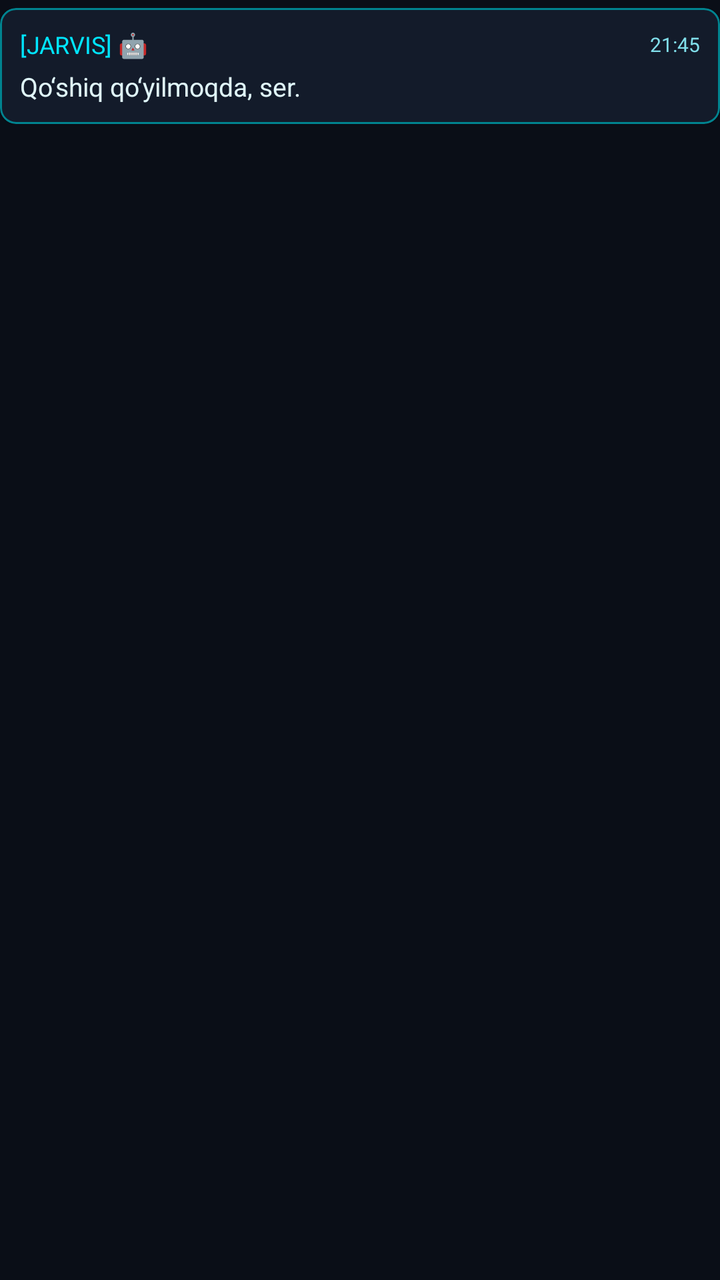
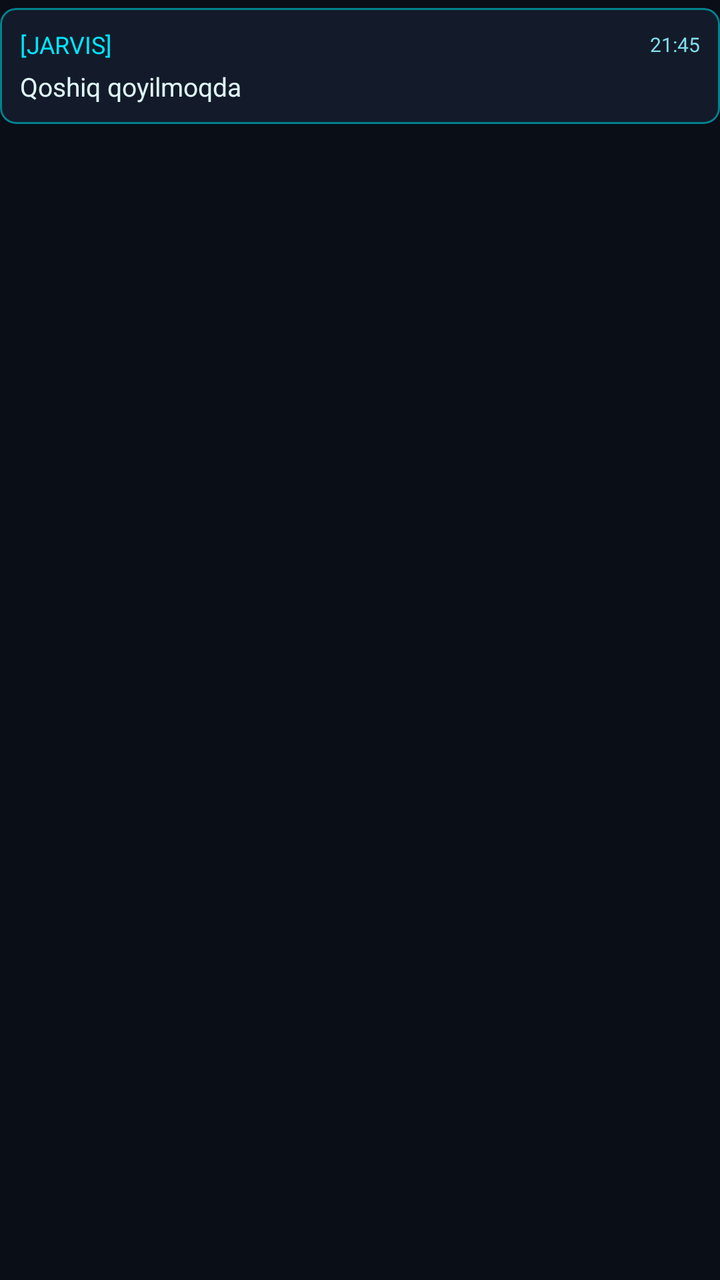

An Android layout rendered at two revisions. The XML below is the earlier revision; the diff shows what the commit changed to produce the second picture.
<!-- AndroidManifest.xml: application theme Theme.JarvisCompanion -->
<!-- res/layout/item_live_event.xml -->
<?xml version="1.0" encoding="utf-8"?>
<LinearLayout xmlns:android="http://schemas.android.com/apk/res/android"
    xmlns:app="http://schemas.android.com/apk/res-auto"
    android:layout_width="match_parent"
    android:layout_height="wrap_content"
    android:orientation="vertical"
    android:paddingVertical="4dp">

    <com.google.android.material.card.MaterialCardView
        android:id="@+id/cardContainer"
        android:layout_width="match_parent"
        android:layout_height="wrap_content"
        app:cardBackgroundColor="@color/jarvis_card"
        app:cardCornerRadius="8dp"
        app:strokeColor="@color/jarvis_dark_cyan"
        app:strokeWidth="1dp">

        <LinearLayout
            android:layout_width="match_parent"
            android:layout_height="wrap_content"
            android:orientation="vertical"
            android:padding="10dp">

            <LinearLayout
                android:layout_width="match_parent"
                android:layout_height="wrap_content"
                android:gravity="center_vertical"
                android:orientation="horizontal">

                <TextView
                    android:id="@+id/tvEventTitle"
                    android:layout_width="0dp"
                    android:layout_height="wrap_content"
                    android:layout_weight="1"
                    android:fontFamily="sans-serif-bold"
                    android:text="[JARVIS] 🤖"
                    android:textColor="@color/jarvis_cyan"
                    android:textSize="12sp" />

                <TextView
                    android:id="@+id/tvEventTime"
                    android:layout_width="wrap_content"
                    android:layout_height="wrap_content"
                    android:text="21:45"
                    android:textColor="@color/jarvis_text_dim"
                    android:textSize="10sp" />
            </LinearLayout>

            <TextView
                android:id="@+id/tvEventContent"
                android:layout_width="match_parent"
                android:layout_height="wrap_content"
                android:layout_marginTop="4dp"
                android:lineSpacingExtra="2dp"
                android:text="Qo‘shiq qo‘yilmoqda, ser."
                android:textColor="@color/jarvis_text"
                android:textSize="13sp" />
        </LinearLayout>
    </com.google.android.material.card.MaterialCardView>

</LinearLayout>
<!-- resources referenced by this layout -->
<resources>
  <color name="jarvis_card">#131B2A</color>
  <color name="jarvis_cyan">#00E5FF</color>
  <color name="jarvis_dark_cyan">#00838F</color>
  <color name="jarvis_text">#E0F7FA</color>
  <color name="jarvis_text_dim">#80DEEA</color>
  <style name="Theme.JarvisCompanion" parent="Theme.MaterialComponents.DayNight.NoActionBar">
          <item name="colorPrimary">@color/jarvis_cyan</item>
          <item name="colorPrimaryVariant">@color/jarvis_dark_cyan</item>
          <item name="colorOnPrimary">#000000</item>
          <item name="colorSecondary">@color/jarvis_accent</item>
          <item name="android:statusBarColor">@color/jarvis_bg</item>
          <item name="android:windowBackground">@color/jarvis_bg</item>
      </style>
  <color name="jarvis_accent">#00E676</color>
  <color name="jarvis_bg">#0A0E17</color>
</resources>

<!-- the commit's change to res/layout/item_live_event.xml (unified diff, before → after) -->
@@ -4,7 +4,8 @@
     android:layout_width="match_parent"
     android:layout_height="wrap_content"
     android:orientation="vertical"
-    android:paddingVertical="4dp">
+    android:paddingTop="4dp"
+    android:paddingBottom="4dp">
 
     <com.google.android.material.card.MaterialCardView
         android:id="@+id/cardContainer"
@@ -33,7 +34,7 @@
                     android:layout_height="wrap_content"
                     android:layout_weight="1"
                     android:fontFamily="sans-serif-bold"
-                    android:text="[JARVIS] 🤖"
+                    android:text="[JARVIS]"
                     android:textColor="@color/jarvis_cyan"
                     android:textSize="12sp" />
 
@@ -52,7 +53,7 @@
                 android:layout_height="wrap_content"
                 android:layout_marginTop="4dp"
                 android:lineSpacingExtra="2dp"
-                android:text="Qo‘shiq qo‘yilmoqda, ser."
+                android:text="Qoshiq qoyilmoqda"
                 android:textColor="@color/jarvis_text"
                 android:textSize="13sp" />
         </LinearLayout>
